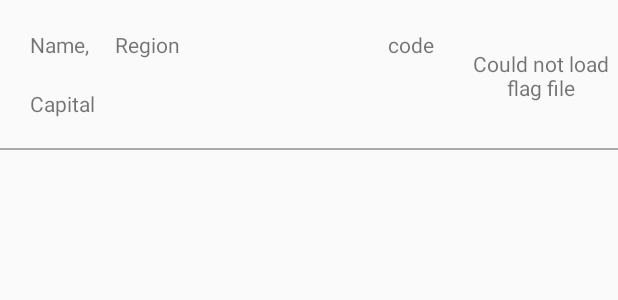
After one commit to Gigaratsu/Assessment, an Android app built with Jetpack Compose: the layout country.xml on its own in the app's theme, with its tools: preview values and no code run, on a phone screen of 412 x 824 dp. The commit adds this screen. Shown: the top 300 px of the screen. Run offline under Robolectric (Android 15) with nearby library versions, the phone set to English and light mode, and no system bars.

Commit message:
Finished Initial Implementation of requirements. Flag data was giving 404 error so current substition is a textview to show an error until a suitable graphic can be used.

```diff
--- a/app/src/main/AndroidManifest.xml
+++ b/app/src/main/AndroidManifest.xml
@@ -15,9 +15,6 @@
         android:theme="@style/Theme.BenBoyceAssessment"
         tools:targetApi="31">
         <activity
-            android:name=".MainActivity2"
-            android:exported="false" />
-        <activity
             android:name=".MainActivity"
             android:exported="true"
             android:label="@string/app_name"
--- a/app/src/main/java/com/thedomain/benboyceassessment/API.kt
+++ b/app/src/main/java/com/thedomain/benboyceassessment/API.kt
@@ -4,6 +4,6 @@ import retrofit2.Call
 import retrofit2.http.GET
 
 interface API {
-//    @GET("/countries.json")
-//    fun getCountries(): Call<CountryResponse>
+    @GET("countries.json")
+    fun getCountries(): Call<List<Country>>
 }
--- a/app/src/main/java/com/thedomain/benboyceassessment/MyRetrofit.kt
+++ b/app/src/main/java/com/thedomain/benboyceassessment/MyRetrofit.kt
@@ -5,9 +5,9 @@ import okhttp3.logging.HttpLoggingInterceptor
 import retrofit2.Retrofit
 import retrofit2.converter.gson.GsonConverterFactory
 
-class MyRetrofit {
+object MyRetrofit {
 
-    var baseLink = "https://gist.githubusercontent.com/peymano-wmt/32dcb892b06648910ddd40406e37fdab/raw/db25946fd77c5873b0303b858e861ce724e0dcd0"
+    var baseLink = "https://gist.githubusercontent.com/peymano-wmt/32dcb892b06648910ddd40406e37fdab/raw/db25946fd77c5873b0303b858e861ce724e0dcd0/"
 //    var countries = "countries.json"
 
 //    fun getInstance(): Retrofit {
--- /dev/null
+++ b/app/src/main/res/drawable/divider_drawable.xml
@@ -0,0 +1,6 @@
+<?xml version="1.0" encoding="utf-8"?>
+<shape xmlns:android="http://schemas.android.com/apk/res/android"
+    android:shape="rectangle">
+    <size android:height="1dp" />
+    <solid android:color="@android:color/darker_gray" />
+</shape>
--- /dev/null
+++ b/app/src/main/res/layout/country.xml
@@ -0,0 +1,87 @@
+<?xml version="1.0" encoding="utf-8"?>
+<androidx.constraintlayout.widget.ConstraintLayout xmlns:android="http://schemas.android.com/apk/res/android"
+    android:layout_width="match_parent"
+    android:layout_height="wrap_content"
+    xmlns:app="http://schemas.android.com/apk/res-auto"
+    xmlns:tools="http://schemas.android.com/tools">
+
+    <TextView
+        android:id="@+id/name"
+        android:layout_width="wrap_content"
+        android:layout_height="wrap_content"
+        android:layout_marginStart="20dp"
+        android:layout_marginTop="20dp"
+        app:layout_constraintStart_toStartOf="parent"
+        app:layout_constraintTop_toTopOf="parent"
+        android:text="Name"/>
+
+    <TextView
+        android:id="@+id/comma"
+        android:layout_width="wrap_content"
+        android:layout_height="wrap_content"
+        android:text=","
+        app:layout_constraintStart_toEndOf="@id/name"
+        app:layout_constraintTop_toTopOf="@id/name"/>
+
+    <TextView
+        android:id="@+id/region"
+        android:layout_width="wrap_content"
+        android:layout_height="wrap_content"
+        android:layout_marginStart="20dp"
+        app:layout_constraintStart_toEndOf="@id/name"
+        app:layout_constraintTop_toTopOf="@id/name"
+        app:layout_constraintEnd_toEndOf="@id/code"
+        app:layout_constraintHorizontal_bias="0"
+        android:text="Region"/>
+
+
+
+    <TextView
+        android:id="@+id/code"
+        android:layout_width="wrap_content"
+        android:layout_height="wrap_content"
+        app:layout_constraintEnd_toStartOf="@id/flag"
+        app:layout_constraintTop_toTopOf="@id/name"
+        android:layout_marginEnd="20dp"
+        android:text="code"/>
+
+    <TextView
+        android:id="@+id/capital"
+        android:layout_width="wrap_content"
+        android:layout_height="wrap_content"
+        android:text="Capital"
+        android:layout_marginTop="20dp"
+        app:layout_constraintStart_toStartOf="@id/name"
+        app:layout_constraintTop_toBottomOf="@id/name"/>
+
+    <TextView
+        android:layout_width="0dp"
+        android:layout_height="wrap_content"
+        android:text="Could not load flag file"
+        android:textAlignment="center"
+        app:layout_constraintTop_toTopOf="parent"
+        app:layout_constraintBottom_toBottomOf="parent"
+        app:layout_constraintStart_toStartOf="@id/flag"
+        app:layout_constraintEnd_toEndOf="parent"/>
+
+    <ImageView
+        android:id="@+id/flag"
+        android:layout_width="0dp"
+        android:layout_height="0dp"
+        app:layout_constraintTop_toTopOf="parent"
+        app:layout_constraintBottom_toBottomOf="parent"
+        app:layout_constraintEnd_toEndOf="parent"
+        app:layout_constraintWidth_percent="0.25"
+        tools:background="@android:color/holo_red_dark"
+        tools:visibility="invisible"/>
+
+    <View
+        android:layout_width="match_parent"
+        android:layout_height="1dp"
+        android:background="@android:color/darker_gray"
+        android:layout_marginTop="20dp"
+        app:layout_constraintTop_toBottomOf="@id/capital"
+        app:layout_constraintBottom_toBottomOf="parent"/>
+
+
+</androidx.constraintlayout.widget.ConstraintLayout>
--- a/app/src/main/res/values/themes.xml
+++ b/app/src/main/res/values/themes.xml
@@ -1,5 +1,6 @@
 <?xml version="1.0" encoding="utf-8"?>
 <resources>
 
-    <style name="Theme.BenBoyceAssessment" parent="android:Theme.Material.Light.NoActionBar" />
+<!--    <style name="Theme.BenBoyceAssessment" parent="android:Theme.Material.Light.NoActionBar" />-->
+    <style name="Theme.BenBoyceAssessment" parent="Theme.AppCompat.Light.NoActionBar" />
 </resources>
```
Also changed, not shown: app/src/main/java/CountryAdapter.kt (added, +54 -0 lines), app/src/main/java/com/thedomain/benboyceassessment/APIImpl.kt (added, +15 -0 lines), app/src/main/java/com/thedomain/benboyceassessment/Country.kt (+6 -1 lines), app/src/main/java/com/thedomain/benboyceassessment/CountryViewModel.kt (added, +12 -0 lines), app/src/main/java/com/thedomain/benboyceassessment/MainActivity.kt (+44 -24 lines), app/src/main/java/com/thedomain/benboyceassessment/MainActivity2.kt (deleted, +0 -20 lines), app/src/main/res/layout/activity_main.xml (+11 -2 lines).
